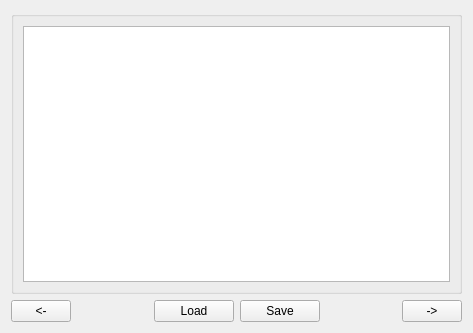
Qt form MSSPM_Main/forms/Estimation/Estimation_Tab02.ui (nmfs-fish-tools/MSSPM) before a commit.
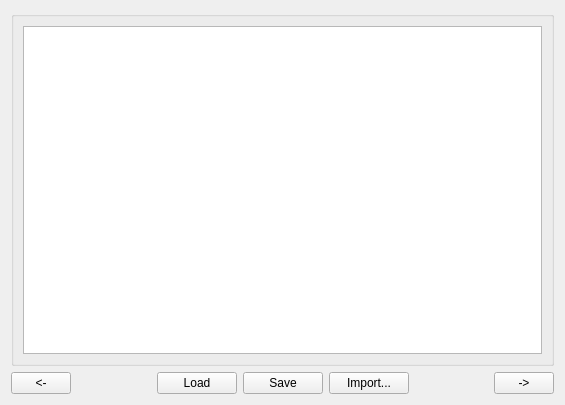
The same form after that commit.

Commit message: Added save/import CSV file functionality

```diff
--- a/MSSPM_Main/forms/Estimation/Estimation_Tab02.ui
+++ b/MSSPM_Main/forms/Estimation/Estimation_Tab02.ui
@@ -6,8 +6,8 @@
    <rect>
     <x>0</x>
     <y>0</y>
-    <width>473</width>
-    <height>333</height>
+    <width>565</width>
+    <height>405</height>
    </rect>
   </property>
   <property name="windowTitle">
@@ -123,6 +123,22 @@
        </property>
       </widget>
      </item>
+     <item>
+      <widget class="QPushButton" name="Estimation_Tab2_ImportPB">
+       <property name="toolTip">
+        <string>Import data from a CSV file</string>
+       </property>
+       <property name="statusTip">
+        <string>Import data from a CSV file</string>
+       </property>
+       <property name="whatsThis">
+        <string>&lt;html&gt;&lt;head/&gt;&lt;body&gt;&lt;p align=&quot;center&quot;&gt;&lt;span style=&quot; font-weight:600;&quot;&gt;Import&lt;/span&gt;&lt;/p&gt;&lt;p&gt;This feature allows the user to import data from a .csv file into the above table(s). The user must then explicitly save the data if they want it saved to the database.&lt;/p&gt;&lt;/body&gt;&lt;/html&gt;</string>
+       </property>
+       <property name="text">
+        <string>Import...</string>
+       </property>
+      </widget>
+     </item>
      <item>
       <spacer name="verticalSpacer_46">
        <property name="orientation">
```
Left out of the diff: 3 changed lines with no effect on the pictures. The commit also changes 558 other files.
